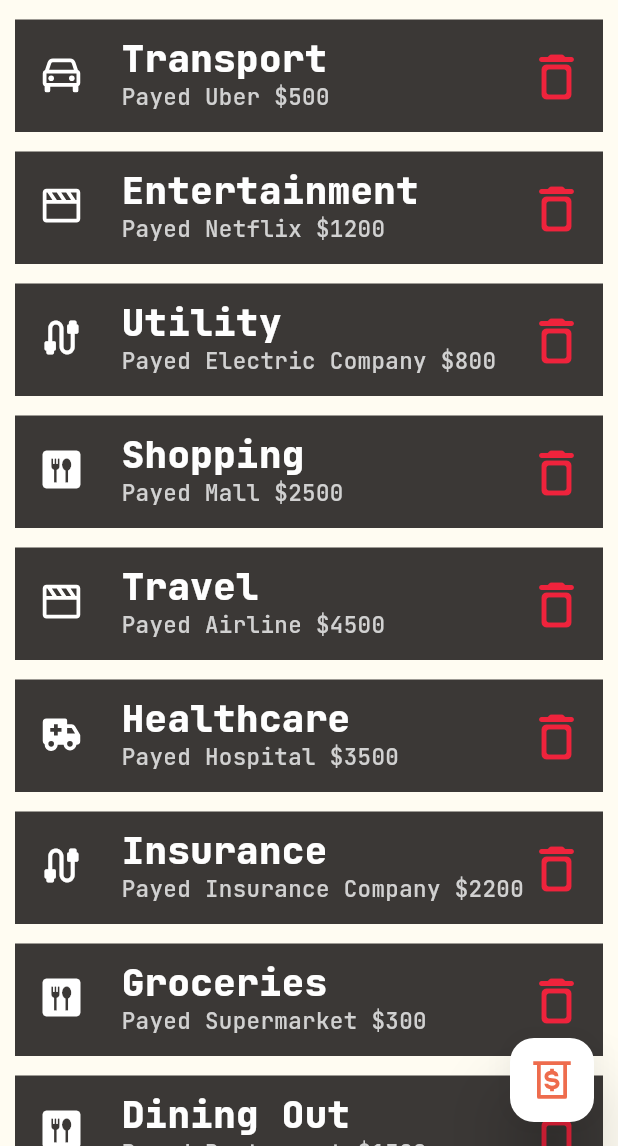
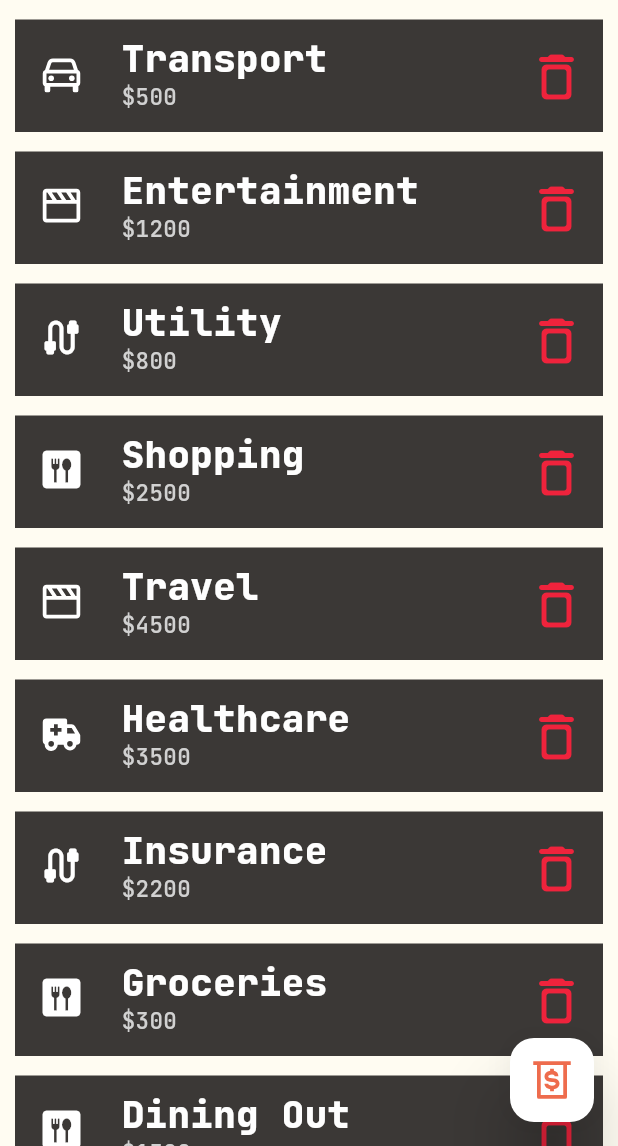
Before and after one commit to all-coder/expense.io, a Flutter app: the screen it shows after launch, scrolled down 300 dp, on a phone screen of 412 x 824 dp, the part 90-1236 px from its top. Run offline on Flutter 3.47's test engine with Material 3 defaults, Android fonts, the phone set to English and light mode, and no system bars; our stand-ins replace google_fonts, icons_plus.

Commit message:
removed receiver argument from expense model and the widgets

```diff
--- a/lib/models/dummydata.dart
+++ b/lib/models/dummydata.dart
@@ -5,70 +5,70 @@ final List<ExpenseModel> todayDummyList = [
     name: "Transport",
     amount: "500",
     date: DateTime.now(),
-    reciever: "Uber",
+    //reciever: "Uber",
     tag: Tags.transport,
   ),
   ExpenseModel(
     name: "Entertainment",
     amount: "1200",
     date: DateTime.now(),
-    reciever: "Netflix",
+    //reciever: "Netflix",
     tag: Tags.entertainment,
   ),
   ExpenseModel(
     name: "Utility",
     amount: "800",
     date: DateTime.now(),
-    reciever: "Electric Company",
+    ////reciever: "Electric Company",
     tag: Tags.utility,
   ),
   ExpenseModel(
     name: "Shopping",
     amount: "2500",
     date: DateTime.now(),
-    reciever: "Mall",
+   // //reciever: "Mall",
     tag: Tags.food,
   ),
   ExpenseModel(
     name: "Travel",
     amount: "4500",
     date: DateTime.now(),
-    reciever: "Airline",
+    ////reciever: "Airline",
     tag: Tags.entertainment,
   ),
   ExpenseModel(
     name: "Healthcare",
     amount: "3500",
     date: DateTime.now(),
-    reciever: "Hospital",
+    ////reciever: "Hospital",
     tag: Tags.health,
   ),
   ExpenseModel(
     name: "Insurance",
     amount: "2200",
     date: DateTime.now(),
-    reciever: "Insurance Company",
+    ////reciever: "Insurance Company",
     tag: Tags.utility,
   ),
   ExpenseModel(
     name: "Groceries",
     amount: "300",
     date: DateTime.now(),
-    reciever: "Supermarket",
+    //reciever: "Supermarket",
     tag: Tags.food,
   ),
   ExpenseModel(
     name: "Dining Out",
     amount: "1500",
     date: DateTime.now(),
-    reciever: "Restaurant",
+    //reciever: "Restaurant",
     tag: Tags.food,
   ),
   ExpenseModel(
     name: "Gym Membership",
     amount: "1000",
     date: DateTime.now(),
-    reciever: "Fitness Club",
+    //reciever: "Fitness Club",
     tag: Tags.health,
   ),
 ];
@@ -78,70 +78,70 @@ final List<ExpenseModel> yesterdayDummyList = [
     name: "Fitness",
     amount: "1200",
     date: DateTime.now(),
-    reciever: "Gym",
+    //reciever: "Gym",
     tag: Tags.health,
   ),
   ExpenseModel(
     name: "Internet Bill",
     amount: "600",
     date: DateTime.now(),
-    reciever: "ISP",
+    //reciever: "ISP",
     tag: Tags.utility,
   ),
   ExpenseModel(
     name: "Books",
     amount: "500",
     date: DateTime.now(),
-    reciever: "Bookstore",
+    //reciever: "Bookstore",
     tag: Tags.entertainment,
   ),
   ExpenseModel(
     name: "Car Maintenance",
     amount: "800",
     date: DateTime.now(),
-    reciever: "Auto Shop",
+    //reciever: "Auto Shop",
     tag: Tags.transport,
   ),
   ExpenseModel(
     name: "Gifts",
     amount: "300",
     date: DateTime.now(),
-    reciever: "Gift Shop",
+    //reciever: "Gift Shop",
     tag: Tags.entertainment,
   ),
   ExpenseModel(
     name: "Electricity Bill",
     amount: "400",
     date: DateTime.now(),
-    reciever: "Electricity Provider",
+    //reciever: "Electricity Provider",
     tag: Tags.utility,
   ),
   ExpenseModel(
     name: "Doctor's Visit",
     amount: "2000",
     date: DateTime.now(),
-    reciever: "Clinic",
+    //reciever: "Clinic",
     tag: Tags.health,
   ),
   ExpenseModel(
     name: "Movies",
     amount: "1000",
     date: DateTime.now(),
-    reciever: "Cinema",
+    //reciever: "Cinema",
     tag: Tags.entertainment,
   ),
   ExpenseModel(
     name: "Home Repair",
     amount: "1500",
     date: DateTime.now(),
-    reciever: "Handyman",
+    //reciever: "Handyman",
     tag: Tags.utility,
   ),
   ExpenseModel(
     name: "Fuel",
     amount: "700",
     date: DateTime.now(),
-    reciever: "Gas Station",
+    //reciever: "Gas Station",
     tag: Tags.transport,
   ),
 ];
--- a/lib/models/expense_model.dart
+++ b/lib/models/expense_model.dart
@@ -19,11 +19,9 @@ class ExpenseModel {
       {required this.name,
       required this.amount,
       required this.date,
-      required this.reciever,
       required this.tag});
   final String name;
   final String amount;
   final DateTime date;
-  final String reciever;
   final Tags tag;
 }
--- a/lib/widgets/expense_tile.dart
+++ b/lib/widgets/expense_tile.dart
@@ -43,7 +43,7 @@ class ExpenseTile extends StatelessWidget {
             left: leftAlignment,
             top: 35,
             child: Text(
-              "Payed ${expenseObj.reciever} \$${expenseObj.amount}",
+              "\$${expenseObj.amount}",
               style: GoogleFonts.jetBrainsMono(
                 fontSize: 15,
                 fontWeight: FontWeight.w500,
```
Also changed, not shown: lib/screens/expense_add.dart (+18 -1 lines).
